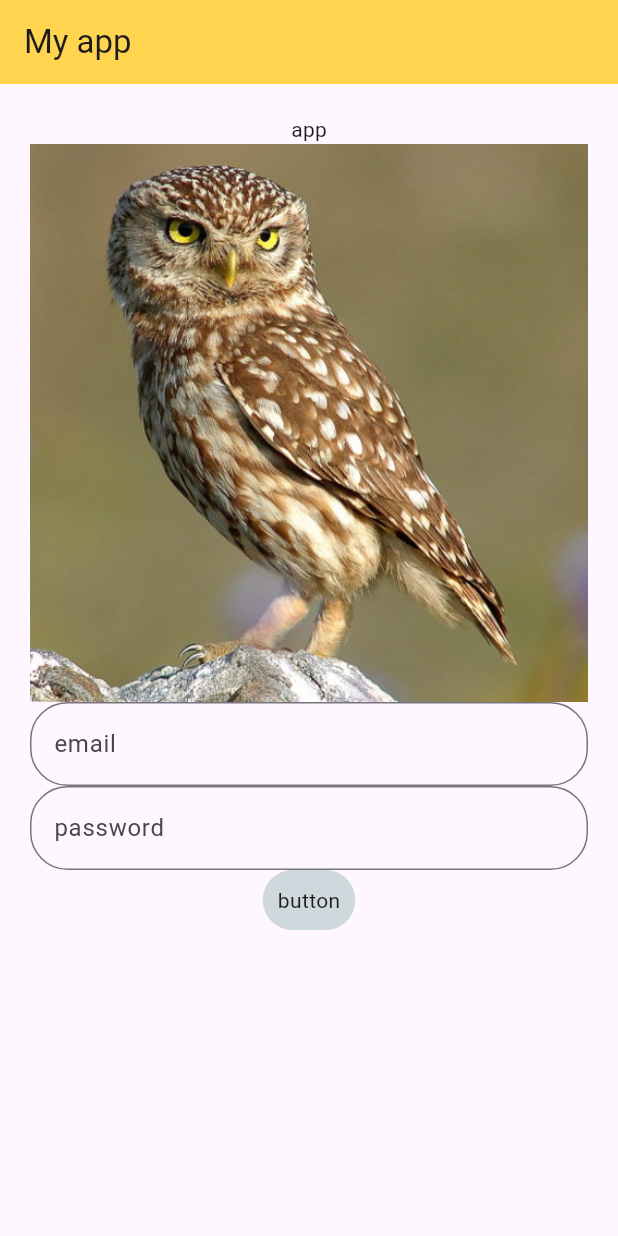
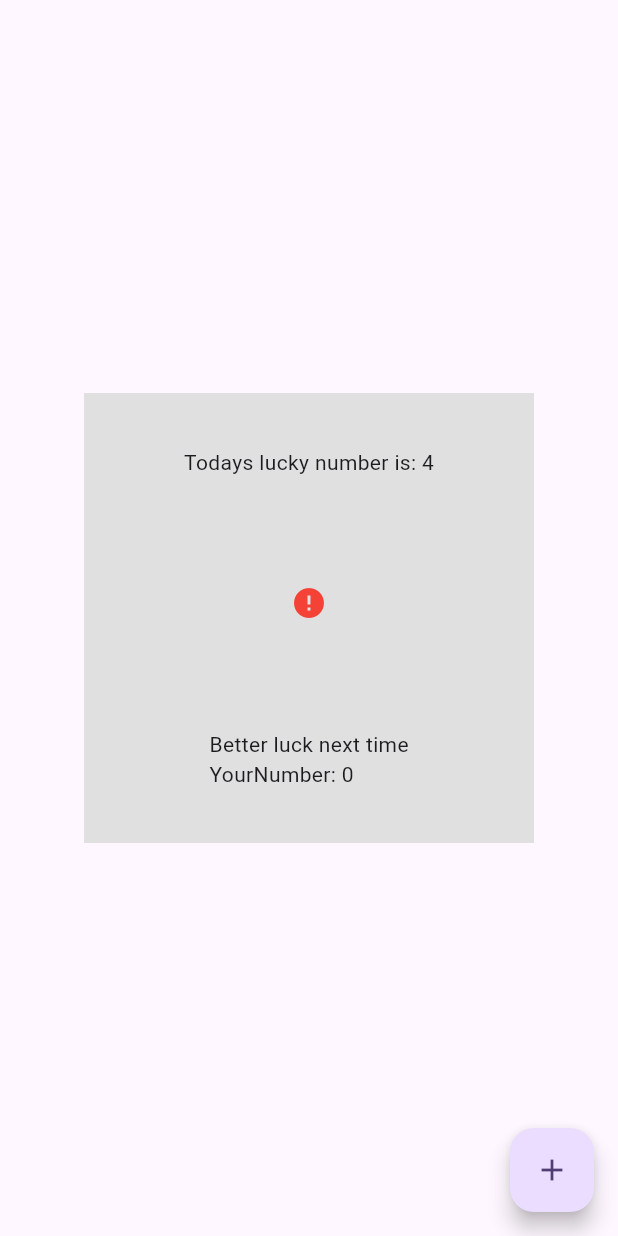
Before and after one commit to MuhammadJunaidQamar/ScaleUp, a Flutter app: the screen it shows after launch, on a phone screen of 412 x 824 dp. Run offline on Flutter 3.47's test engine with Material 3 defaults, Android fonts, the phone set to English and light mode, and no system bars.

Commit message:
5 sep class

```diff
--- a/flutter_application_1/lib/custom_textfeild.dart
+++ /dev/null
@@ -1,28 +0,0 @@
-// ignore_for_file: public_member_api_docs, sort_constructors_first
-import 'package:flutter/material.dart';
-
-class customTextField extends StatelessWidget {
-  final String label;
-  final TextInputType inputType;
-  final String hint;
-  const customTextField({
-    super.key,
-    required this.label,
-    required this.hint,
-    required this.inputType,
-  });
-
-  @override
-  Widget build(BuildContext context) {
-    return TextField(
-      keyboardType: inputType,
-      decoration: InputDecoration(
-        border: OutlineInputBorder(
-          borderRadius: BorderRadius.all(Radius.circular(25)),
-        ),
-        label: Text(label),
-        hint: Text(hint),
-      ),
-    );
-  }
-}
--- a/flutter_application_1/lib/main.dart
+++ b/flutter_application_1/lib/main.dart
@@ -1,5 +1,7 @@
+
+import 'dart:math';
+
 import 'package:flutter/material.dart';
-import 'package:flutter_application_1/custom_textfeild.dart';
 
 void main() {
   runApp(const MyApp());
@@ -8,52 +10,67 @@ void main() {
 class MyApp extends StatelessWidget {
   const MyApp({super.key});
 
-  // This widget is the root of your application.
   @override
   Widget build(BuildContext context) {
     return MaterialApp(
-      home: Scaffold(
-        body: SingleChildScrollView(
-          child: Center(
-            child: Padding(
-              padding: const EdgeInsets.all(20.0),
-              child: Column(
-                mainAxisAlignment: MainAxisAlignment.spaceEvenly,
-                children: [
-                  Text("app"),
-                  Image.asset('assets/owl.jpg'),
-                  customTextField(
-                    label: 'email',
-                    hint: 'example@gmail.com',
-                    inputType: TextInputType.emailAddress,
-                  ),
-                  customTextField(
-                    label: 'password',
-                    hint: '*****',
-                    inputType: TextInputType.text,
-                  ),
-                  InkWell(
-                    onTap: () {},
-                    child: Container(
-                      padding: EdgeInsets.all(10),
-                      child: Text("button"),
-
-                      decoration: BoxDecoration(
-                        color: Colors.blueGrey.shade100,
-                        borderRadius: BorderRadius.circular(25),
-                      ),
-                    ),
-                  ),
-                ],
-              ),
-            ),
-          ),
-        ),
-        appBar: AppBar(
-          title: Text('My app'),
-          backgroundColor: Colors.amber.shade300,
-        ),
+      title: 'Flutter Demo',
+      theme: ThemeData(
+        colorScheme: ColorScheme.fromSeed(seedColor: Colors.deepPurple),
       ),
+      home: const MyHomePage(title: 'Flutter Demo Home Page'),
     );
   }
 }
+
+class MyHomePage extends StatefulWidget {
+  const MyHomePage({super.key, required this.title});
+  final String title;
+
+  @override
+  State<MyHomePage> createState() => _MyHomePageState();
+}
+
+class _MyHomePageState extends State<MyHomePage> {
+  Random randomNum = Random();
+  int value = 0;
+  int todayNum = 4;
+  @override
+  Widget build(BuildContext context) {
+    return Scaffold(
+      body: Center(
+        child: Container(
+          color: Colors.grey.shade300,
+          width: 300,
+          height: value == todayNum ? double.infinity : 300,
+          child: value == todayNum
+              ? Column(
+                  mainAxisAlignment: MainAxisAlignment.spaceAround,
+                  children: [
+                    Text('Todays lucky number is: $todayNum'),
+                    Icon(Icons.done, color: Colors.green),
+                    Text('You won: $value'),
+                  ],
+                )
+              : Column(
+                  mainAxisAlignment: MainAxisAlignment.spaceAround,
+                  children: [
+                    Text('Todays lucky number is: $todayNum'),
+                    Icon(Icons.error, color: Colors.red),
+                    Text('Better luck next time\nYourNumber: $value'),
+                  ],
+                ),
+        ),
+      ),
+      floatingActionButton: value != todayNum
+          ? FloatingActionButton(
+              onPressed: () {
+                setState(() {
+                  value = randomNum.nextInt(5);
+                });
+              },
+              child: Icon(Icons.add),
+            )
+          : null,
+    );
+  }
+}
```
Also changed, not shown: 1 other file.
